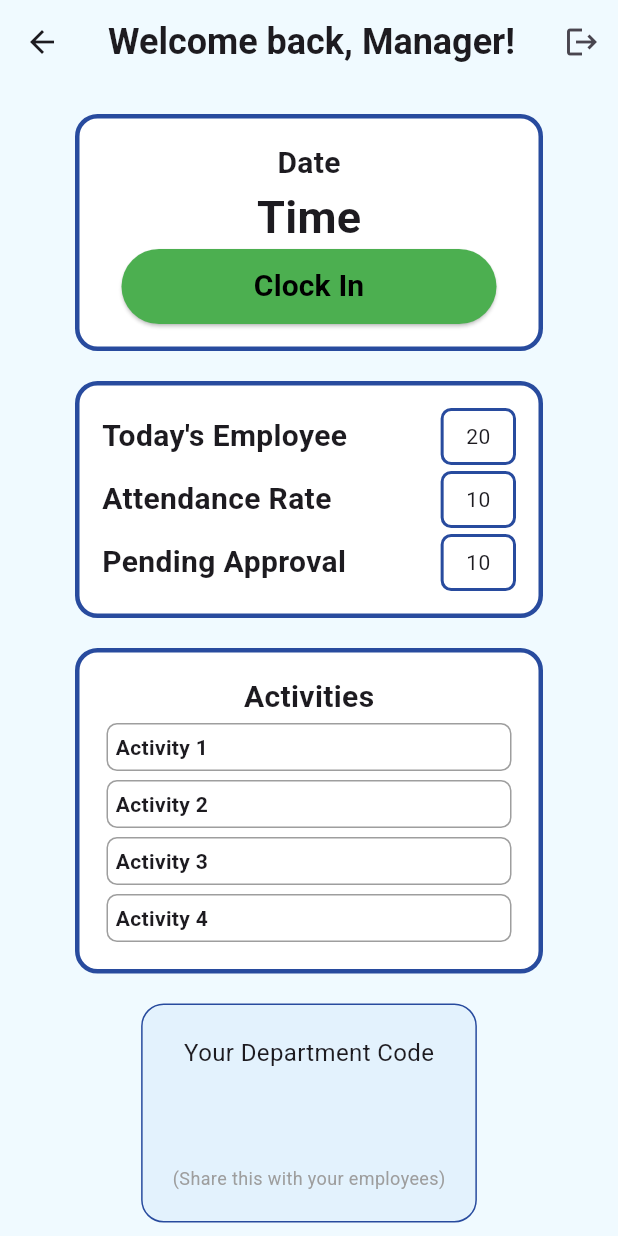
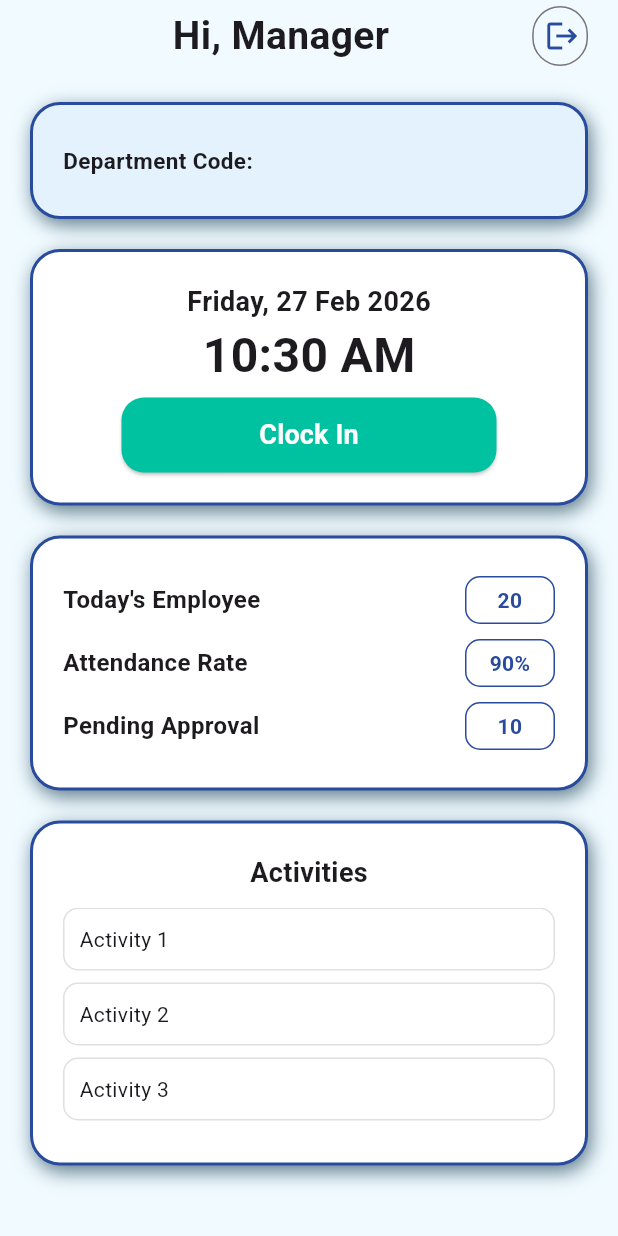
Before and after one commit to joliechieng2004-pixel/FYP---WorkNest, a Flutter app: the ManagerHome screen opened by its route, on a phone screen of 412 x 824 dp. Run offline on Flutter 3.47's test engine with Material 3 defaults, Android fonts, the phone set to English and light mode, and no system bars; our stand-ins replace cloud_firestore, firebase_auth, firebase_core; accounts and stored records are empty.

Commit message:
update 1 27/2/2026

```diff
--- a/lib/main.dart
+++ b/lib/main.dart
@@ -29,7 +29,7 @@ class MyApp extends StatelessWidget {
     return MaterialApp(
       debugShowCheckedModeBanner: false,
       theme: ThemeData(fontFamily: 'Roboto'),
-      initialRoute: '/manager_home',
+      initialRoute: '/login',
       routes: {
         '/login': (context) => const LoginPage(), // Make sure this line exists!
         '/register': (context) => const RegisterPage(),
--- a/lib/manager/manager_home.dart
+++ b/lib/manager/manager_home.dart
@@ -1,6 +1,7 @@
 import 'package:cloud_firestore/cloud_firestore.dart';
 import 'package:firebase_auth/firebase_auth.dart';
 import 'package:flutter/material.dart';
+import 'package:intl/intl.dart';
 
 class ManagerHome extends StatefulWidget {
   const ManagerHome({super.key});
@@ -10,8 +11,14 @@ class ManagerHome extends StatefulWidget {
 }
 
 class _ManagerHomePageState extends State<ManagerHome> {
-  String deptName = "Loading...";
+  final Color primaryBlue = const Color.fromARGB(255, 40, 75, 158);
+  final Color bgLightBlue = const Color.fromARGB(255, 240, 250, 255);
+
   String deptCode = "Loading...";
+  String lName = "Name";
+
+  String formattedDate = DateFormat('EEEE, d MMM yyyy').format(DateTime.now());
+  String formattedTime = DateFormat('h:mm a').format(DateTime.now());
 
   @override
   void initState() {
@@ -29,46 +36,155 @@ class _ManagerHomePageState extends State<ManagerHome> {
           .get();
 
       setState(() {
-        deptName = userDoc['userRole']; // Or fetch from the departments collection
         deptCode = userDoc['deptCode'];
+        lName = userDoc['userLName'];
       });
     }
+  }
+
+  // Helper for Cards
+  Widget _buildCard({required Widget child, Color? color}) {
+    return Container(
+      width: double.infinity,
+      padding: const EdgeInsets.all(20),
+      margin: const EdgeInsets.symmetric(vertical: 10),
+      decoration: BoxDecoration(
+        color: color ?? Colors.white,
+        borderRadius: BorderRadius.circular(20),
+        border: Border.all(color: primaryBlue, width: 2),
+        boxShadow: [
+          BoxShadow(
+            color: Colors.blueGrey,
+            blurRadius: 10,
+            offset: const Offset(2, 4),
+          ),
+        ],
+      ),
+      child: child,
+    );
+  }
+
+  // Helper for Activity Items
+  Widget _buildActivityItem(String title) {
+    return Container(
+      margin: const EdgeInsets.only(bottom: 8),
+      padding: const EdgeInsets.all(10),
+      decoration: BoxDecoration(
+        border: Border.all(color: Colors.grey.shade300),
+        borderRadius: BorderRadius.circular(10),
+      ),
+      child: Text(title, style: const TextStyle(fontWeight: FontWeight.w500)),
+    );
   }
 
   @override
   Widget build(BuildContext context) {
     return Scaffold(
-      backgroundColor: Color.fromARGB(255, 240, 250, 255),
-      appBar: AppBar(
-        title: const Text("Welcome back, Manager!", style: TextStyle(fontSize: 24, fontWeight: FontWeight.bold)),
-        centerTitle: true,
-        backgroundColor: Color.fromARGB(255, 240, 250, 255),
-        actions: [
-          IconButton(
-            icon: const Icon(Icons.logout),
-            onPressed: () {
-              FirebaseAuth.instance.signOut();
-              Navigator.pushReplacementNamed(context, '/login');
-            },
-          )
-        ],
-      ),
+      backgroundColor: bgLightBlue,
       body: SafeArea(
         child: SingleChildScrollView(
-          padding: EdgeInsets.symmetric(horizontal: 40),
+          padding: EdgeInsets.symmetric(horizontal: 20),
           child: Column(
             crossAxisAlignment: CrossAxisAlignment.center,
             children: [
+
+              // --- Top Greeting Row ---
+              Row(
+                children: [
+                  Expanded(
+                    flex: 9,
+                    child: Text(
+                      "Hi, Manager $lName",
+                      textAlign: TextAlign.center,
+                      style: const TextStyle(fontSize: 26, fontWeight: FontWeight.bold)),
+                  ),
+                  Expanded(
+                    flex: 1,
+                    child: IconButton.outlined(
+                      icon: Icon(Icons.logout, color: primaryBlue),
+                      onPressed: () {
+                        FirebaseAuth.instance.signOut();
+                        Navigator.pushReplacementNamed(context, '/login');
+                      },
+                    ),
+                  ),
+                ]),
+
               const SizedBox(height: 10),
 
-              // --- Clock In ---
-              ManagerClockIn(),
-              // --- Summary Card ---
-              ManagerSummaryCard(),
-              // --- Activities ---
-              ManagerActivities(),
-              // --- Department Code Card ---
-              DepartmentCodeCard(),
+              // 1. Dept Code Card
+              _buildCard(
+                color: Colors.blue.shade50,
+                child: Row(
+                  children: [
+                    Expanded(
+                      flex: 5,
+                      child: const Text(
+                        "Department Code:",
+                        style: TextStyle(fontSize: 15, fontWeight: FontWeight.bold))),
+                    Expanded(
+                      flex: 5,
+                      child: SelectableText(
+                        deptCode,
+                        style: TextStyle(
+                          fontSize: 20,
+                          fontWeight: FontWeight.bold,
+                          color: primaryBlue,
+                          letterSpacing: 5),
+                      ),
+                    ),
+                  ],
+                ),
+              ),
+
+              // 2. Clock In Card
+              _buildCard(
+                child: Column(
+                  children: [
+                    Text(formattedDate, style: const TextStyle(fontSize: 18, fontWeight: FontWeight.bold)),
+                    Text(formattedTime, style: const TextStyle(fontSize: 32, fontWeight: FontWeight.bold)),
+                    const SizedBox(height: 5),
+                    ElevatedButton(
+                      style: ElevatedButton.styleFrom(
+                        backgroundColor: const Color(0xFF00C2A0), // Teal Green
+                        foregroundColor: Colors.white,
+                        minimumSize: const Size(250, 50),
+                        shape: RoundedRectangleBorder(borderRadius: BorderRadius.circular(15)),
+                      ),
+                      onPressed: _clockIn,
+                      child: const Text("Clock In", style: TextStyle(fontSize: 18, fontWeight: FontWeight.bold)),
+                    )
+                  ],
+                ),
+              ),
+
+              // 3. Summary Card
+              _buildCard(
+                child: Column(
+                  children: [
+                    _buildStatRow("Today's Employee", "20"),
+                    _buildStatRow("Attendance Rate", "90%"),
+                    _buildStatRow("Pending Approval", "10"),
+                  ],
+                ),
+              ),
+
+              // 4. Activities Card (Scrollable)
+              _buildCard(
+                child: Column(
+                  children: [
+                    const Text("Activities", style: TextStyle(fontSize: 18, fontWeight: FontWeight.bold)),
+                    const SizedBox(height: 10),
+                    SizedBox(
+                      height: 150, // Fixed height for scrollable area
+                      child: ListView.builder(
+                        itemCount: 4,
+                        itemBuilder: (context, index) => _buildActivityItem("Activity ${index + 1}"),
+                      ),
+                    ),
+                  ],
+                ),
+              ),
             ],
           ),
         ),
@@ -76,214 +192,29 @@ class _ManagerHomePageState extends State<ManagerHome> {
     );
   }
 
-  Container DepartmentCodeCard() {
-    return Container(
-      padding: const EdgeInsets.all(20),
-      margin: EdgeInsets.all(10),
-      decoration: BoxDecoration(
-        color: Colors.blue.shade50,
-        borderRadius: BorderRadius.circular(15),
-        border: Border.all(color: const Color.fromARGB(255, 40, 75, 158)),
-      ),
-      child: Column(
+  // Helper for Summary Rows
+  Widget _buildStatRow(String label, String value) {
+    return Padding(
+      padding: const EdgeInsets.symmetric(vertical: 5),
+      child: Row(
+        mainAxisAlignment: MainAxisAlignment.spaceBetween,
         children: [
-          const Text("Your Department Code", style: TextStyle(fontSize: 16)),
-          const SizedBox(height: 10),
-          SelectableText(
-            deptCode,
-            style: const TextStyle(fontSize: 32, fontWeight: FontWeight.bold, color: Color.fromARGB(255, 40, 75, 158), letterSpacing: 5),
+          Text(label, style: const TextStyle(fontSize: 16, fontWeight: FontWeight.bold)),
+          Container(
+            width: 60,
+            padding: const EdgeInsets.symmetric(horizontal: 15, vertical: 5),
+            decoration: BoxDecoration(
+              border: Border.all(color: primaryBlue),
+              borderRadius: BorderRadius.circular(10),
+            ),
+            child: Text(value, textAlign: TextAlign.center, style: TextStyle(color: primaryBlue, fontWeight: FontWeight.bold)),
           ),
-          const Text("(Share this with your employees)", style: TextStyle(fontSize: 12, color: Colors.grey)),
         ],
       ),
     );
   }
 
-  Container ManagerActivities() {
-    return Container(
-      padding: const EdgeInsets.all(15),
-      margin: EdgeInsets.all(10),
-      width: double.infinity,
-      decoration: BoxDecoration(
-        color: Colors.white,
-        borderRadius: BorderRadius.circular(15),
-        border: Border.all(color: const Color.fromARGB(255, 40, 75, 158), width: 3),
-      ),
-      child: Column(
-        children: [
-          Text(
-            "Activities",
-            style: TextStyle(
-              fontSize: 20,
-              fontWeight: FontWeight.bold
-            )
-          ),
-          Container(
-            padding: EdgeInsets.all(5),
-            margin: EdgeInsets.all(3),
-            width: double.infinity,
-            decoration: BoxDecoration(
-              borderRadius: BorderRadius.circular(7),
-              border: Border.all(color: Colors.grey)
-            ),
-            child: Text("Activity 1", style: TextStyle(fontWeight: FontWeight.bold),),
-          ),
-          Container(
-            padding: EdgeInsets.all(5),
-            margin: EdgeInsets.all(3),
-            width: double.infinity,
-            decoration: BoxDecoration(
-              borderRadius: BorderRadius.circular(7),
-              border: Border.all(color: Colors.grey)
-            ),
-            child: Text("Activity 2", style: TextStyle(fontWeight: FontWeight.bold),),
-          ),
-          Container(
-            padding: EdgeInsets.all(5),
-            margin: EdgeInsets.all(3),
-            width: double.infinity,
-            decoration: BoxDecoration(
-              borderRadius: BorderRadius.circular(7),
-              border: Border.all(color: Colors.grey)
-            ),
-            child: Text("Activity 3", style: TextStyle(fontWeight: FontWeight.bold),),
-          ),
-          Container(
-            padding: EdgeInsets.all(5),
-            margin: EdgeInsets.all(3),
-            width: double.infinity,
-            decoration: BoxDecoration(
-              borderRadius: BorderRadius.circular(7),
-              border: Border.all(color: Colors.grey)
-            ),
-            child: Text("Activity 4", style: TextStyle(fontWeight: FontWeight.bold),),
-          )
-        ],
-      )
-    );
-  }
-
-  Container ManagerSummaryCard() {
-    return Container(
-      padding: const EdgeInsets.all(15),
-      margin: EdgeInsets.all(10),
-      width: double.infinity,
-      decoration: BoxDecoration(
-        color: Colors.white,
-        borderRadius: BorderRadius.circular(15),
-        border: Border.all(color: const Color.fromARGB(255, 40, 75, 158), width: 3),
-      ),
-      child: Column(
-        children: [
-          Row(
-            mainAxisAlignment: MainAxisAlignment.spaceBetween,
-            children: [
-              Text(
-                "Today's Employee",
-                style: TextStyle(
-                  fontSize: 20,
-                  fontWeight: FontWeight.bold)
-                  ),
-              Container(
-                padding: EdgeInsets.only(left: 15, right: 15, top: 7, bottom: 7),
-                decoration: BoxDecoration(
-                  borderRadius: BorderRadius.circular(7),
-                  border: Border.all(color: const Color.fromARGB(255, 40, 75, 158), width: 2),
-                ),
-                child: Text("20", style: TextStyle(),)
-                ),
-            ],
-          ),
-          SizedBox(height: 4),
-          Row(
-            mainAxisAlignment: MainAxisAlignment.spaceBetween,
-            children: [
-              Text(
-                "Attendance Rate",
-                style: TextStyle(
-                  fontSize: 20,
-                  fontWeight: FontWeight.bold)),
-              Container(
-                padding: EdgeInsets.only(left: 15, right: 15, top: 7, bottom: 7),
-                decoration: BoxDecoration(
-                  borderRadius: BorderRadius.circular(7),
-                  border: Border.all(color: const Color.fromARGB(255, 40, 75, 158), width: 2),
-                ),
-                child: Text("10", style: TextStyle(),)
-                ),
-            ],
-          ),
-          SizedBox(height: 4),
-          Row(
-            mainAxisAlignment: MainAxisAlignment.spaceBetween,
-            children: [
-              Text(
-                "Pending Approval",
-                style: TextStyle(
-                  fontSize: 20,
-                  fontWeight: FontWeight.bold)),
-              Container(
-                padding: EdgeInsets.only(left: 15, right: 15, top: 7, bottom: 7),
-                decoration: BoxDecoration(
-                  borderRadius: BorderRadius.circular(7),
-                  border: Border.all(color: const Color.fromARGB(255, 40, 75, 158), width: 2),
-                ),
-                child: Text("10", style: TextStyle(),)
-                ),
-            ],
-          ),
-        ],
-      )
-    );
-  }
-
-  Container ManagerClockIn() {
-    return Container(
-      padding: const EdgeInsets.all(15),
-      margin: EdgeInsets.all(10),
-      width: double.infinity,
-      decoration: BoxDecoration(
-        color: Colors.white,
-        borderRadius: BorderRadius.circular(15),
-        border: Border.all(color: const Color.fromARGB(255, 40, 75, 158), width: 3),
-      ),
-      child: Column(
-        children: [
-          Text(
-            "Date",
-            style: TextStyle(
-              fontSize: 20,
-              fontWeight: FontWeight.bold)
-              ),
-          Text(
-            "Time",
-            style: TextStyle(
-              fontSize: 30,
-              fontWeight: FontWeight.bold)),
-          SizedBox(
-            width: 250,
-            height:50,
-            child: ElevatedButton(
-              style: ElevatedButton.styleFrom(
-                backgroundColor: Colors.green,
-                foregroundColor: Colors.black,
-              ),
-              onPressed: _clockIn,
-              child: Text(
-                "Clock In",
-                style: TextStyle(
-                fontSize: 20,
-                fontWeight:FontWeight.w800
-              )
-              )
-            ),
-          )
-        ],
-      )
-    );
-  }
-
-  void _clockIn(){
+  void _clockIn() {
     print("Clocked In");
   }
 }
--- a/pubspec.yaml
+++ b/pubspec.yaml
@@ -30,6 +30,7 @@ environment:
 dependencies:
   flutter:
     sdk: flutter
+  intl: ^0.19.0
 
   # The following adds the Cupertino Icons font to your application.
   # Use with the CupertinoIcons class for iOS style icons.
```
Also changed, not shown: pubspec.lock.
